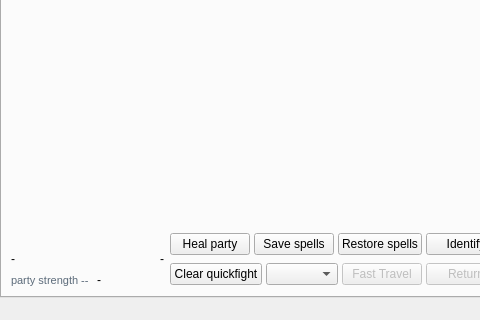
Qt form wish/window.ui (malcyon/wish) before a commit; both pictures show x 0 to 480 and y 393 to 713 of the 779 by 713 pixel window.
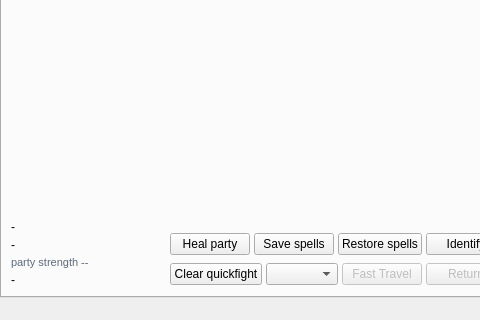
The same form after that commit. Custom widgets are drawn as their Qt base class.

Commit message: feat(ui): update fast travel logging, remove identify popup, and refactor layout

What changed in the file:
```diff
--- a/wish/window.ui
+++ b/wish/window.ui
@@ -984,17 +984,20 @@
               </layout>
              </widget>
            </item>
-          <item><spacer name="roster_bottom_spacer"><property name="orientation"><enum>Qt::Vertical</enum></property><property name="sizeHint" stdset="0"><size><width>20</width><height>40</height></size></property></spacer></item><item><layout class="QHBoxLayout" name="strip_line1"><property name="spacing"><number>8</number></property><property name="leftMargin"><number>0</number></property><property name="topMargin"><number>0</number></property><property name="rightMargin"><number>0</number></property><property name="bottomMargin"><number>0</number></property><item><widget class="ElidingLabel" name="strip_where">
+          <item><spacer name="roster_bottom_spacer"><property name="orientation"><enum>Qt::Vertical</enum></property><property name="sizeHint" stdset="0"><size><width>20</width><height>40</height></size></property></spacer></item>
+          <item><widget class="ElidingLabel" name="strip_where">
              <property name="text">
               <string>-</string>
              </property>
             </widget>
-           </item><item><spacer name="clock_spacer"><property name="orientation"><enum>Qt::Horizontal</enum></property><property name="sizeType"><enum>QSizePolicy::Expanding</enum></property><property name="sizeHint" stdset="0"><size><width>40</width><height>20</height></size></property></spacer></item><item><widget class="ElidingLabel" name="strip_clock">
+           </item>
+          <item><widget class="ElidingLabel" name="strip_clock">
              <property name="text">
               <string>-</string>
              </property>
             </widget>
-           </item></layout></item><item><layout class="QHBoxLayout" name="strip_line2"><property name="spacing"><number>8</number></property><property name="leftMargin"><number>0</number></property><property name="topMargin"><number>0</number></property><property name="rightMargin"><number>0</number></property><property name="bottomMargin"><number>0</number></property><item><widget class="QLabel" name="strength_label">
+           </item>
+          <item><widget class="QLabel" name="strength_label">
           <property name="font">
            <font>
             <pointsize>8</pointsize>
@@ -1010,12 +1013,13 @@
            <string>party strength --</string>
           </property>
          </widget>
-        </item><item><widget class="ElidingLabel" name="strip_area">
+        </item>
+        <item><widget class="ElidingLabel" name="strip_area">
              <property name="text">
               <string>-</string>
              </property>
             </widget>
-           </item></layout></item></layout>
+           </item></layout>
          </widget>
         </item>
         <item row="0" column="1">
```
The commit also changes 3 other files.
